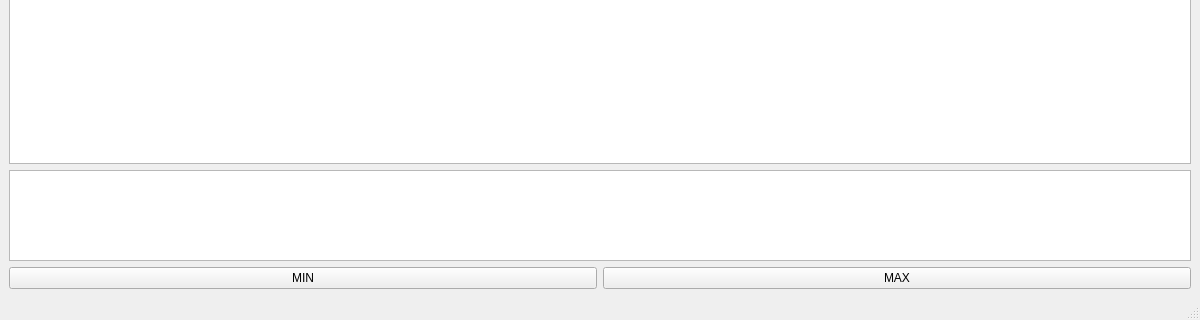
Above: mainwindow.ui from IraSoro/Pruning-and-MinMax before the change; both pictures show x 0 to 1200 and y 145 to 465 of the 1200 by 465 pixel window. Below: the same form after it.
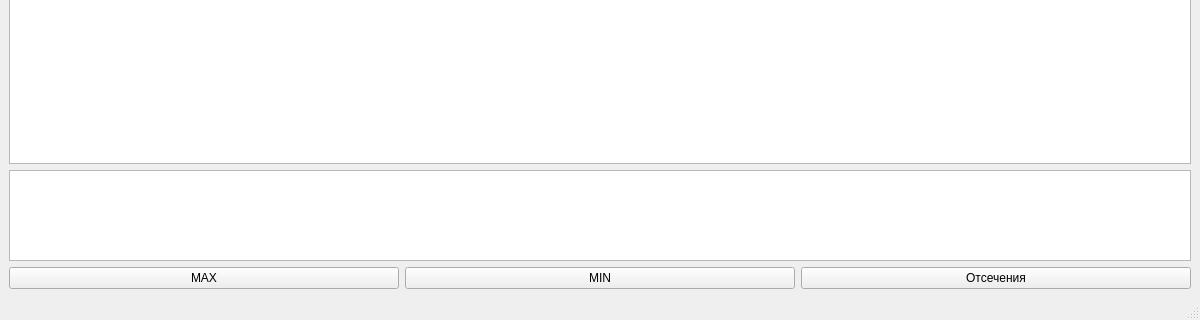
That is the form after the change.

```diff
--- a/mainwindow.ui
+++ b/mainwindow.ui
@@ -40,13 +40,6 @@
     </item>
     <item row="3" column="0">
      <layout class="QHBoxLayout" name="horizontalLayout">
-      <item>
-       <widget class="QPushButton" name="pushButton_2">
-        <property name="text">
-         <string>MIN</string>
-        </property>
-       </widget>
-      </item>
       <item>
        <widget class="QPushButton" name="pushButton">
         <property name="text">
@@ -54,6 +47,20 @@
         </property>
        </widget>
       </item>
+      <item>
+       <widget class="QPushButton" name="pushButton_2">
+        <property name="text">
+         <string>MIN</string>
+        </property>
+       </widget>
+      </item>
+      <item>
+       <widget class="QPushButton" name="pushButton_3">
+        <property name="text">
+         <string>Отсечения</string>
+        </property>
+       </widget>
+      </item>
      </layout>
     </item>
    </layout>
```
